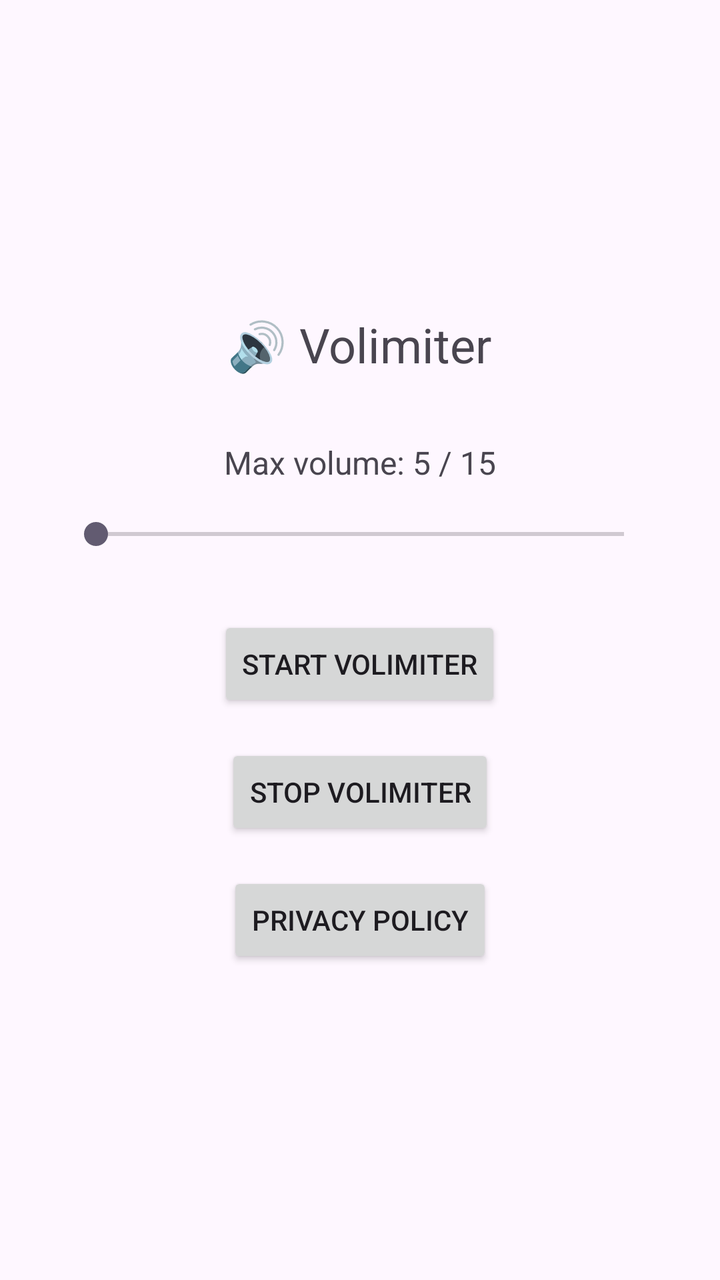
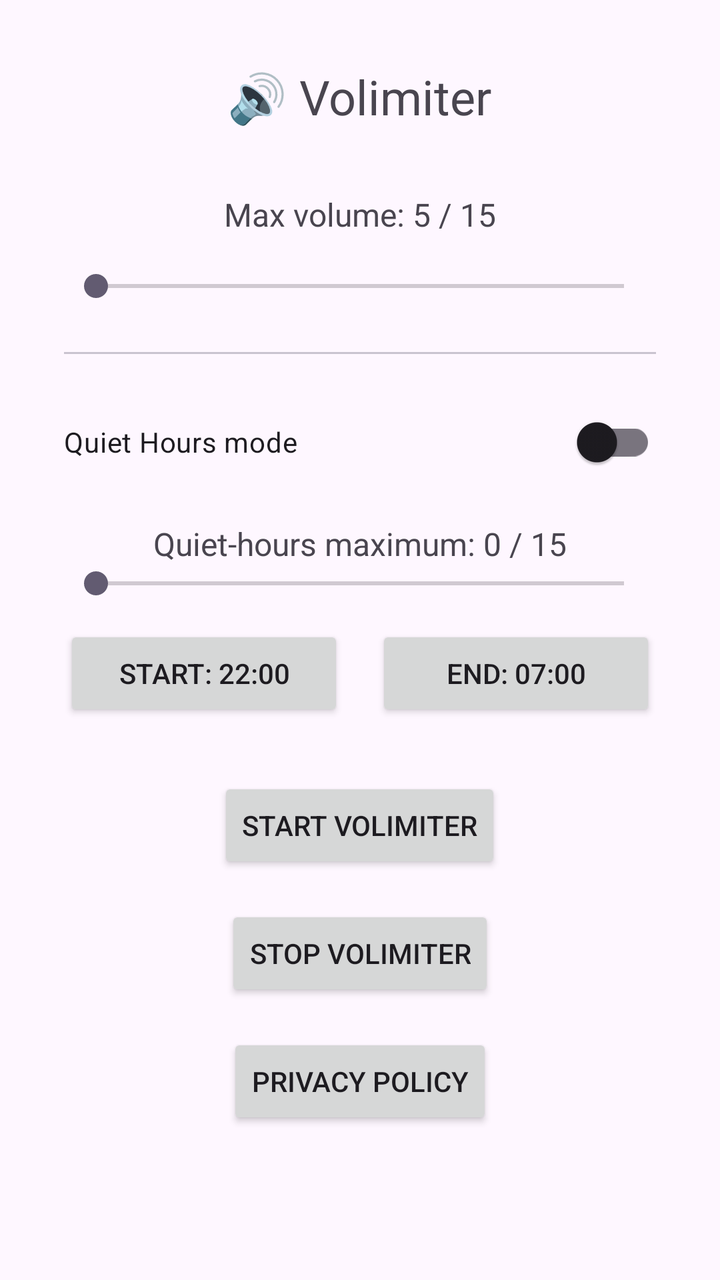

The first picture is an Android layout as it rendered before a commit; the second is the same layout after the commit. The layout source and the unified diff follow.
<!-- AndroidManifest.xml: application theme Theme.Volimiter -->
<!-- res/layout/activity_main.xml -->
<?xml version="1.0" encoding="utf-8"?>
<LinearLayout xmlns:android="http://schemas.android.com/apk/res/android"
    android:layout_width="match_parent"
    android:layout_height="match_parent"
    android:orientation="vertical"
    android:gravity="center"
    android:padding="32dp">

    <TextView
        android:text="🔊 Volimiter"
        android:textSize="24sp"
        android:layout_marginBottom="32dp"
        android:layout_width="wrap_content"
        android:layout_height="wrap_content"/>

    <TextView
        android:id="@+id/label"
        android:text="Max volume: 5 / 15"
        android:textSize="16sp"
        android:layout_marginBottom="16dp"
        android:layout_width="wrap_content"
        android:layout_height="wrap_content"/>

    <SeekBar
        android:id="@+id/seekBar"
        android:layout_width="match_parent"
        android:layout_height="wrap_content"
        android:layout_marginBottom="32dp"/>

    <Button
        android:id="@+id/toggleBtn"
        android:text="Start Volimiter"
        android:layout_width="wrap_content"
        android:layout_height="wrap_content"
        android:layout_marginBottom="16dp"/>

    <Button
        android:id="@+id/stopBtn"
        android:text="Stop Volimiter"
        android:layout_width="wrap_content"
        android:layout_height="wrap_content"/>

    <Button
        android:id="@+id/privacyBtn"
        android:text="Privacy Policy"
        android:layout_width="wrap_content"
        android:layout_height="wrap_content"
        android:layout_marginTop="16dp"/>

</LinearLayout>
<!-- resources referenced by this layout -->
<resources>
  <style name="Theme.Volimiter" parent="Base.Theme.Volimiter" />
  <style name="Base.Theme.Volimiter" parent="Theme.Material3.DayNight.NoActionBar">
          
          
      </style>
</resources>

<!-- the commit's change to res/layout/activity_main.xml (unified diff, before → after) -->
@@ -1,50 +1,112 @@
 <?xml version="1.0" encoding="utf-8"?>
-<LinearLayout xmlns:android="http://schemas.android.com/apk/res/android"
+<ScrollView xmlns:android="http://schemas.android.com/apk/res/android"
     android:layout_width="match_parent"
     android:layout_height="match_parent"
-    android:orientation="vertical"
-    android:gravity="center"
-    android:padding="32dp">
+    android:fillViewport="true">
 
-    <TextView
-        android:text="🔊 Volimiter"
-        android:textSize="24sp"
-        android:layout_marginBottom="32dp"
-        android:layout_width="wrap_content"
-        android:layout_height="wrap_content"/>
-
-    <TextView
-        android:id="@+id/label"
-        android:text="Max volume: 5 / 15"
-        android:textSize="16sp"
-        android:layout_marginBottom="16dp"
-        android:layout_width="wrap_content"
-        android:layout_height="wrap_content"/>
-
-    <SeekBar
-        android:id="@+id/seekBar"
+    <LinearLayout
         android:layout_width="match_parent"
         android:layout_height="wrap_content"
-        android:layout_marginBottom="32dp"/>
+        android:gravity="center_horizontal"
+        android:orientation="vertical"
+        android:padding="32dp">
 
-    <Button
-        android:id="@+id/toggleBtn"
-        android:text="Start Volimiter"
-        android:layout_width="wrap_content"
-        android:layout_height="wrap_content"
-        android:layout_marginBottom="16dp"/>
+        <TextView
+            android:layout_width="wrap_content"
+            android:layout_height="wrap_content"
+            android:layout_marginBottom="32dp"
+            android:text="@string/screen_title"
+            android:textSize="24sp" />
 
-    <Button
-        android:id="@+id/stopBtn"
-        android:text="Stop Volimiter"
-        android:layout_width="wrap_content"
-        android:layout_height="wrap_content"/>
+        <TextView
+            android:id="@+id/label"
+            android:layout_width="wrap_content"
+            android:layout_height="wrap_content"
+            android:layout_marginBottom="16dp"
+            android:text="@string/max_volume_default"
+            android:textSize="16sp" />
 
-    <Button
-        android:id="@+id/privacyBtn"
-        android:text="Privacy Policy"
-        android:layout_width="wrap_content"
-        android:layout_height="wrap_content"
-        android:layout_marginTop="16dp"/>
+        <SeekBar
+            android:id="@+id/seekBar"
+            android:layout_width="match_parent"
+            android:layout_height="wrap_content"
+            android:layout_marginBottom="24dp" />
 
-</LinearLayout>
+        <com.google.android.material.divider.MaterialDivider
+            android:layout_width="match_parent"
+            android:layout_height="wrap_content"
+            android:layout_marginBottom="20dp" />
+
+        <com.google.android.material.switchmaterial.SwitchMaterial
+            android:id="@+id/quietHoursSwitch"
+            android:layout_width="match_parent"
+            android:layout_height="wrap_content"
+            android:text="@string/quiet_hours_mode" />
+
+        <LinearLayout
+            android:id="@+id/quietHoursControls"
+            android:layout_width="match_parent"
+            android:layout_height="wrap_content"
+            android:orientation="vertical">
+
+            <TextView
+                android:id="@+id/quietVolumeLabel"
+                android:layout_width="wrap_content"
+                android:layout_height="wrap_content"
+                android:layout_gravity="center_horizontal"
+                android:layout_marginTop="16dp"
+                android:text="@string/quiet_volume_default"
+                android:textSize="16sp" />
+
+            <SeekBar
+                android:id="@+id/quietVolumeSeekBar"
+                android:layout_width="match_parent"
+                android:layout_height="wrap_content"
+                android:layout_marginBottom="12dp" />
+
+            <LinearLayout
+                android:layout_width="match_parent"
+                android:layout_height="wrap_content"
+                android:gravity="center"
+                android:orientation="horizontal">
+
+                <Button
+                    android:id="@+id/quietStartButton"
+                    android:layout_width="0dp"
+                    android:layout_height="wrap_content"
+                    android:layout_marginEnd="8dp"
+                    android:layout_weight="1"
+                    android:text="@string/quiet_start_default" />
+
+                <Button
+                    android:id="@+id/quietEndButton"
+                    android:layout_width="0dp"
+                    android:layout_height="wrap_content"
+                    android:layout_marginStart="8dp"
+                    android:layout_weight="1"
+                    android:text="@string/quiet_end_default" />
+            </LinearLayout>
+        </LinearLayout>
+
+        <Button
+            android:id="@+id/toggleBtn"
+            android:layout_width="wrap_content"
+            android:layout_height="wrap_content"
+            android:layout_marginTop="28dp"
+            android:layout_marginBottom="16dp"
+            android:text="@string/start_volimiter" />
+
+        <Button
+            android:id="@+id/stopBtn"
+            android:layout_width="wrap_content"
+            android:layout_height="wrap_content"
+            android:text="@string/stop_volimiter" />
+
+        <Button
+            android:id="@+id/privacyBtn"
+            android:layout_width="wrap_content"
+            android:layout_height="wrap_content"
+            android:layout_marginTop="16dp"
+            android:text="@string/privacy_policy_title" />
+    </LinearLayout>
+</ScrollView>
<!-- resource entries referenced after the edit -->
@@ -1,5 +1,14 @@
 <!-- resources referenced by this layout -->
 <resources>
+  <string name="max_volume_default">Max volume: 5 / 15</string>
+  <string name="privacy_policy_title">Privacy Policy</string>
+  <string name="quiet_end_default">End: 07:00</string>
+  <string name="quiet_hours_mode">Quiet Hours mode</string>
+  <string name="quiet_start_default">Start: 22:00</string>
+  <string name="quiet_volume_default">Quiet-hours maximum: 0 / 15</string>
+  <string name="screen_title">🔊 Volimiter</string>
+  <string name="start_volimiter">Start Volimiter</string>
+  <string name="stop_volimiter">Stop Volimiter</string>
   <style name="Theme.Volimiter" parent="Base.Theme.Volimiter" />
   <style name="Base.Theme.Volimiter" parent="Theme.Material3.DayNight.NoActionBar">
           
